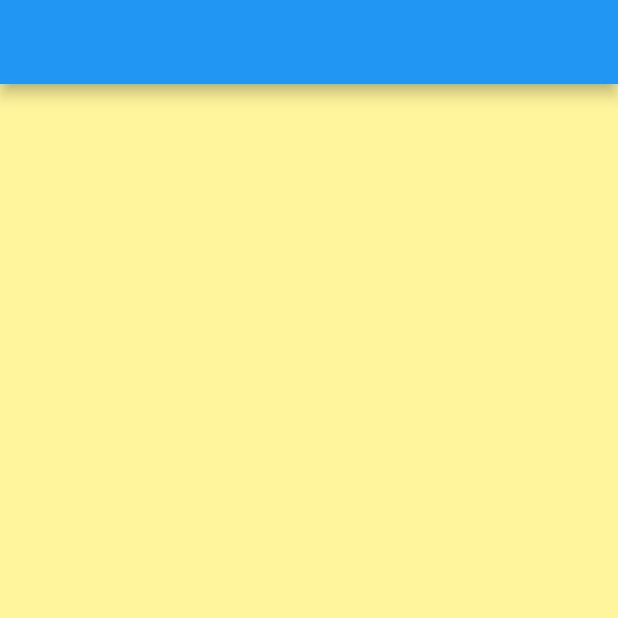
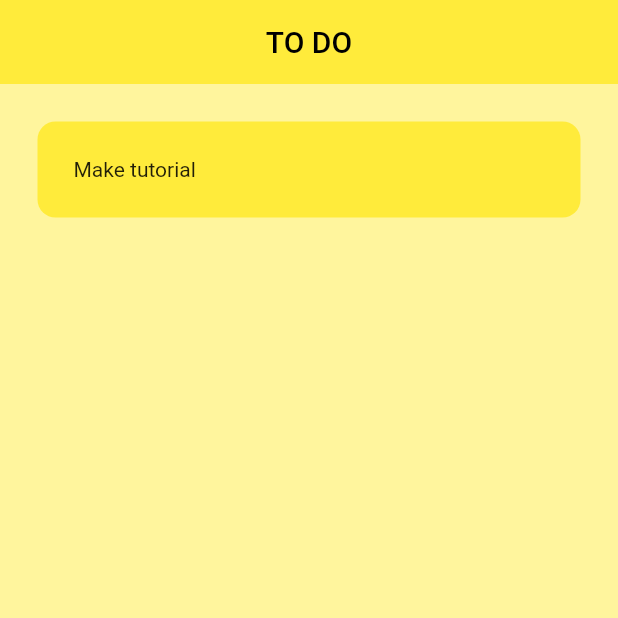
Before and after one commit to KeeperOfTheVoid/todo-app-flutter, a Flutter app: the screen it shows after launch, on a phone screen of 412 x 824 dp, the top half of it. Run offline on Flutter 3.47's test engine with Material 2 defaults, Android fonts, the phone set to English and light mode, and no system bars.

Commit message:
feat: add todo tile

```diff
--- a/lib/main.dart
+++ b/lib/main.dart
@@ -11,9 +11,10 @@
 
   @override
   Widget build(BuildContext context) {
-    return const MaterialApp(
+    return MaterialApp(
       debugShowCheckedModeBanner: false,
       home: HomePage(),
+      theme: ThemeData(primarySwatch: Colors.yellow),
     );
   }
 }
--- a/lib/pages/home_page.dart
+++ b/lib/pages/home_page.dart
@@ -1,4 +1,5 @@
 import 'package:flutter/material.dart';
+import '../util/todo_tile.dart';
 
 class HomePage extends StatefulWidget {
   const HomePage({super.key});
@@ -12,7 +13,16 @@
   Widget build(BuildContext context) {
     return Scaffold(
       backgroundColor: Colors.yellow[200],
-      appBar: AppBar(),
+      appBar: AppBar(
+        centerTitle: true,
+        title: const Text("TO DO"),
+        elevation: 0,
+      ),
+      body: ListView(
+        children: [
+          ToDoTile()
+        ],
+      ),
     );
   }
 }
--- /dev/null
+++ b/lib/util/todo_tile.dart
@@ -0,0 +1,27 @@
+import 'package:flutter/material.dart';
+
+class ToDoTile extends StatelessWidget {
+  const ToDoTile({super.key});
+
+  @override
+  Widget build(BuildContext context) {
+    return Padding(
+      padding: const EdgeInsets.all(25.0),
+      child: Container(
+        padding: const EdgeInsets.all(24),
+        decoration: BoxDecoration(
+          color: Colors.yellow,
+          borderRadius: BorderRadius.circular(12)
+        ),
+        child: const Row(
+          children: [
+            // Checkbox
+            // Checkbox(value: value, onChanged: onChanged)
+            // Text for note
+            Text("Make tutorial"),
+          ],
+        ),
+      ),
+    );
+  }
+}
```
